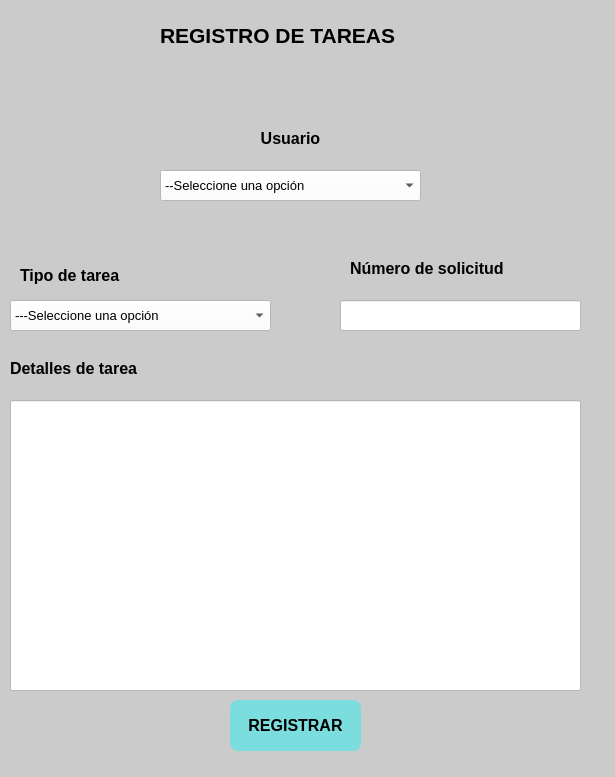
First picture: the form in gui/registrotarea.ui, repository cristianm2408/TG2024, before the edit.
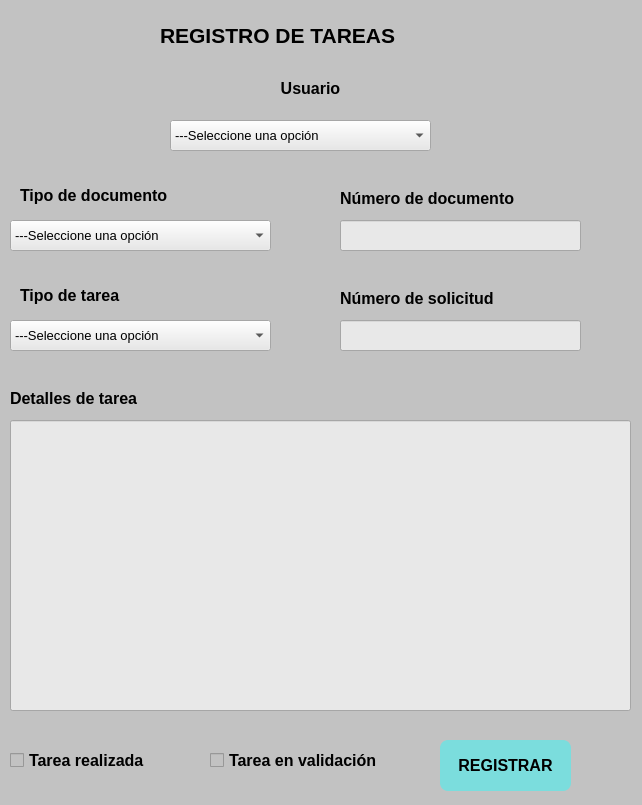
Second picture: the form after the edit. Icons and pictures are not drawn.

```diff
--- a/gui/registrotarea.ui
+++ b/gui/registrotarea.ui
@@ -6,15 +6,15 @@
    <rect>
     <x>0</x>
     <y>0</y>
-    <width>615</width>
-    <height>777</height>
+    <width>642</width>
+    <height>805</height>
    </rect>
   </property>
   <property name="windowTitle">
    <string>Dialog</string>
   </property>
   <property name="styleSheet">
-   <string notr="true">background-color: rgb(203, 203, 203);</string>
+   <string notr="true">background-color: rgb(194, 194, 194);</string>
   </property>
   <widget class="QLabel" name="logo">
    <property name="geometry">
@@ -58,8 +58,8 @@
   <widget class="QComboBox" name="usu">
    <property name="geometry">
     <rect>
-     <x>160</x>
-     <y>170</y>
+     <x>170</x>
+     <y>120</y>
      <width>261</width>
      <height>31</height>
     </rect>
@@ -70,11 +70,11 @@
     </font>
    </property>
    <property name="styleSheet">
-    <string notr="true">background-color: rgb(255, 255, 255);</string>
+    <string notr="true">background-color: rgb(232, 232, 232);</string>
    </property>
    <item>
     <property name="text">
-     <string>--Seleccione una opción</string>
+     <string>---Seleccione una opción</string>
     </property>
    </item>
    <item>
@@ -91,8 +91,8 @@
   <widget class="QLabel" name="tusu">
    <property name="geometry">
     <rect>
-     <x>200</x>
-     <y>130</y>
+     <x>220</x>
+     <y>80</y>
      <width>181</width>
      <height>16</height>
     </rect>
@@ -115,7 +115,7 @@
    <property name="geometry">
     <rect>
      <x>340</x>
-     <y>300</y>
+     <y>320</y>
      <width>241</width>
      <height>31</height>
     </rect>
@@ -125,7 +125,7 @@
    </property>
    <property name="styleSheet">
     <string notr="true">border-bottom-color: rgb(0, 0, 0);
-background-color: rgb(255, 255, 255);
+background-color: rgb(232, 232, 232);
 border-color: rgb(0, 0, 0);
 border-top-color: rgb(0, 0, 0);
 border-right-color: rgb(0, 0, 0);
@@ -139,7 +139,7 @@
    <property name="geometry">
     <rect>
      <x>10</x>
-     <y>300</y>
+     <y>320</y>
      <width>261</width>
      <height>31</height>
     </rect>
@@ -150,7 +150,7 @@
     </font>
    </property>
    <property name="styleSheet">
-    <string notr="true">background-color: rgb(255, 255, 255);</string>
+    <string notr="true">background-color: rgb(232, 232, 232);</string>
    </property>
    <item>
     <property name="text">
@@ -192,7 +192,7 @@
    <property name="geometry">
     <rect>
      <x>20</x>
-     <y>260</y>
+     <y>280</y>
      <width>151</width>
      <height>31</height>
     </rect>
@@ -211,8 +211,8 @@
   <widget class="QLabel" name="ns">
    <property name="geometry">
     <rect>
-     <x>350</x>
-     <y>260</y>
+     <x>340</x>
+     <y>290</y>
      <width>221</width>
      <height>16</height>
     </rect>
@@ -232,8 +232,8 @@
    <property name="geometry">
     <rect>
      <x>10</x>
-     <y>400</y>
-     <width>571</width>
+     <y>420</y>
+     <width>621</width>
      <height>291</height>
     </rect>
    </property>
@@ -250,7 +250,7 @@
    </property>
    <property name="styleSheet">
     <string notr="true">border-bottom-color: rgb(0, 0, 0);
-background-color: rgb(255, 255, 255);
+background-color: rgb(232, 232, 232);
 border-color: rgb(0, 0, 0);
 border-top-color: rgb(0, 0, 0);
 border-right-color: rgb(0, 0, 0);
@@ -267,7 +267,7 @@
    <property name="geometry">
     <rect>
      <x>10</x>
-     <y>360</y>
+     <y>390</y>
      <width>181</width>
      <height>16</height>
     </rect>
@@ -286,8 +286,8 @@
   <widget class="QPushButton" name="reg">
    <property name="geometry">
     <rect>
-     <x>230</x>
-     <y>700</y>
+     <x>440</x>
+     <y>740</y>
      <width>131</width>
      <height>51</height>
     </rect>
@@ -310,6 +310,148 @@
     <string>REGISTRAR</string>
    </property>
   </widget>
+  <widget class="QLabel" name="ttipo">
+   <property name="geometry">
+    <rect>
+     <x>20</x>
+     <y>180</y>
+     <width>221</width>
+     <height>31</height>
+    </rect>
+   </property>
+   <property name="font">
+    <font>
+     <pointsize>12</pointsize>
+     <weight>75</weight>
+     <bold>true</bold>
+    </font>
+   </property>
+   <property name="text">
+    <string>Tipo de documento</string>
+   </property>
+  </widget>
+  <widget class="QComboBox" name="tipo">
+   <property name="geometry">
+    <rect>
+     <x>10</x>
+     <y>220</y>
+     <width>261</width>
+     <height>31</height>
+    </rect>
+   </property>
+   <property name="font">
+    <font>
+     <pointsize>10</pointsize>
+    </font>
+   </property>
+   <property name="styleSheet">
+    <string notr="true">background-color: rgb(232, 232, 232);</string>
+   </property>
+   <item>
+    <property name="text">
+     <string>---Seleccione una opción</string>
+    </property>
+   </item>
+   <item>
+    <property name="text">
+     <string>CC - Cédula de Ciudadanía</string>
+    </property>
+   </item>
+   <item>
+    <property name="text">
+     <string>TI - Tarjeta de Identidad</string>
+    </property>
+   </item>
+   <item>
+    <property name="text">
+     <string>RC - Registro Civil</string>
+    </property>
+   </item>
+  </widget>
+  <widget class="QLineEdit" name="ndo">
+   <property name="geometry">
+    <rect>
+     <x>340</x>
+     <y>220</y>
+     <width>241</width>
+     <height>31</height>
+    </rect>
+   </property>
+   <property name="statusTip">
+    <string/>
+   </property>
+   <property name="styleSheet">
+    <string notr="true">border-bottom-color: rgb(137, 206, 206);
+background-color: rgb(232, 232, 232);
+border-color: rgb(137, 206, 206);
+border-top-color: rgb(137, 206, 206);
+border-right-color: rgb(137, 206, 206);
+border-left-color: rgb(137, 206, 206);</string>
+   </property>
+   <property name="readOnly">
+    <bool>false</bool>
+   </property>
+  </widget>
+  <widget class="QLabel" name="nd">
+   <property name="geometry">
+    <rect>
+     <x>340</x>
+     <y>190</y>
+     <width>241</width>
+     <height>16</height>
+    </rect>
+   </property>
+   <property name="font">
+    <font>
+     <pointsize>12</pointsize>
+     <weight>75</weight>
+     <bold>true</bold>
+    </font>
+   </property>
+   <property name="text">
+    <string>Número de documento</string>
+   </property>
+  </widget>
+  <widget class="QCheckBox" name="rea">
+   <property name="geometry">
+    <rect>
+     <x>10</x>
+     <y>750</y>
+     <width>191</width>
+     <height>20</height>
+    </rect>
+   </property>
+   <property name="font">
+    <font>
+     <pointsize>12</pointsize>
+     <weight>75</weight>
+     <bold>true</bold>
+    </font>
+   </property>
+   <property name="text">
+    <string>Tarea realizada</string>
+   </property>
+  </widget>
+  <widget class="QCheckBox" name="val">
+   <property name="geometry">
+    <rect>
+     <x>210</x>
+     <y>750</y>
+     <width>221</width>
+     <height>20</height>
+    </rect>
+   </property>
+   <property name="font">
+    <font>
+     <pointsize>12</pointsize>
+     <weight>75</weight>
+     <bold>true</bold>
+    </font>
+   </property>
+   <property name="text">
+    <string>Tarea en validación</string>
+   </property>
+  </widget>
  </widget>
  <resources>
   <include location="../imagenes/imagen.qrc"/>
```
